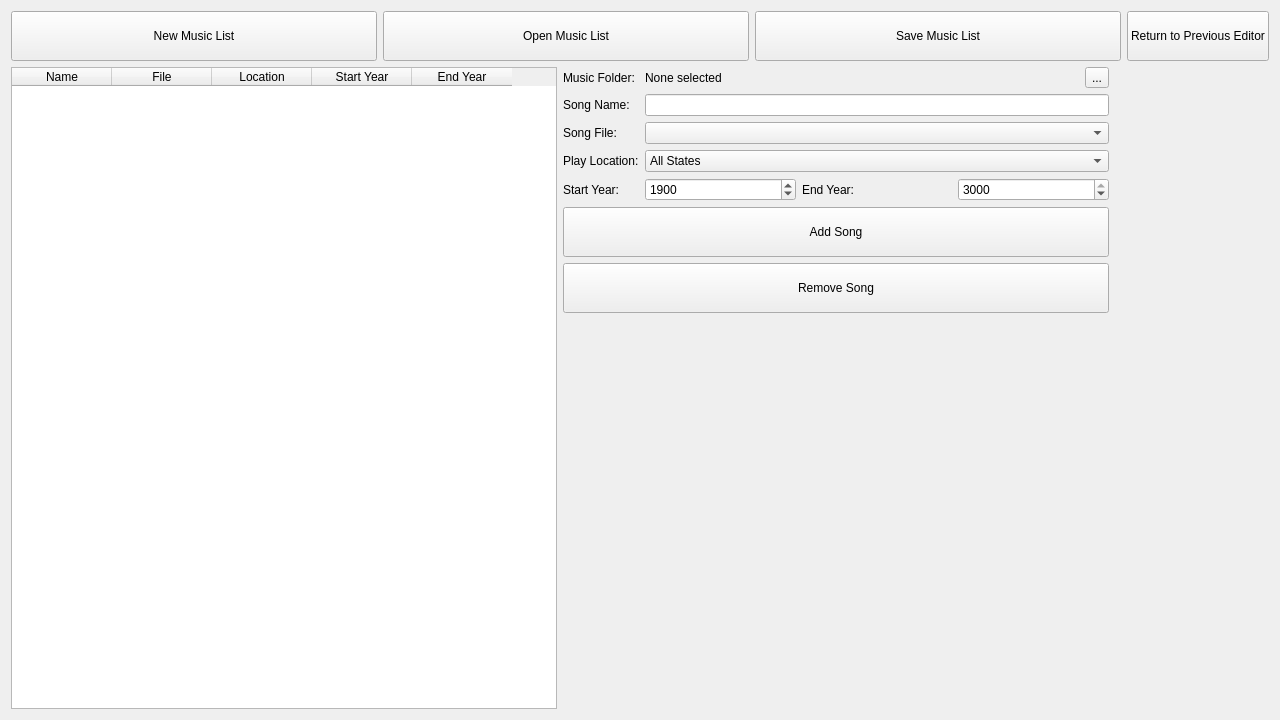
This is MusicEditor.ui in gearcity/GearCity_ModTools as Qt 5 draws it before an edit. The edited form follows.
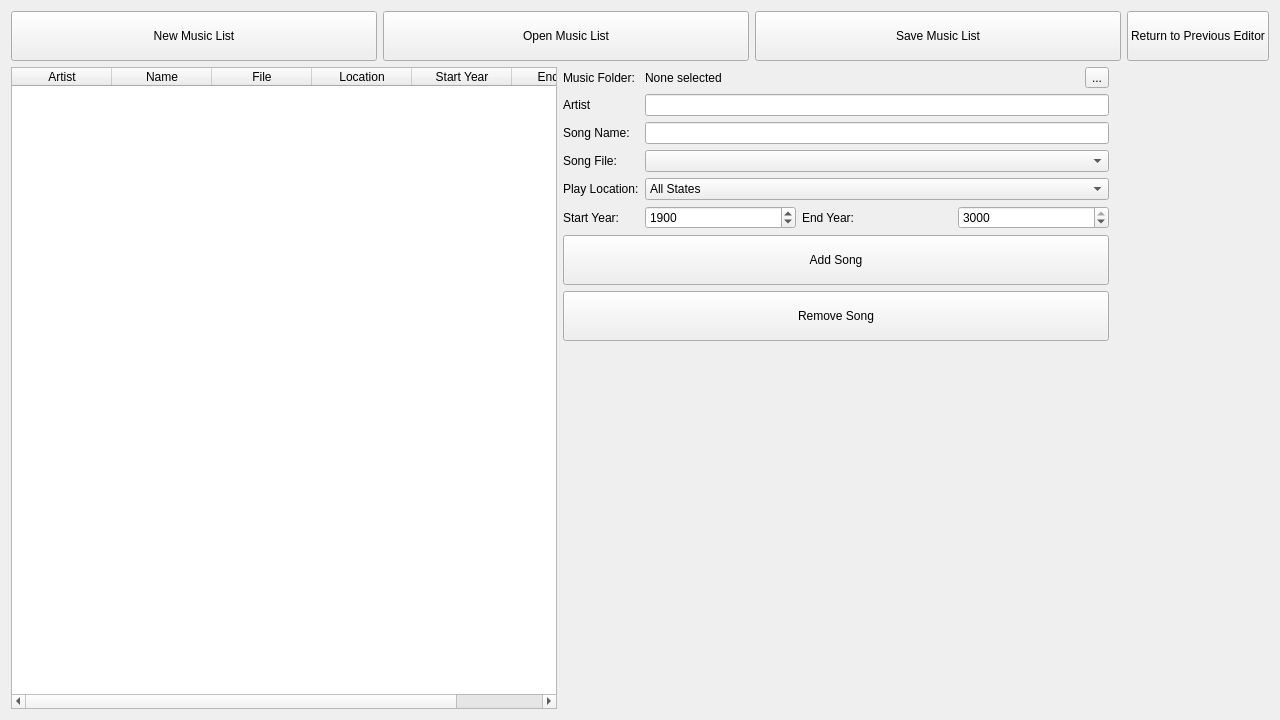
This is the edited form.

Patch:
```diff
--- a/MusicEditor.ui
+++ b/MusicEditor.ui
@@ -83,28 +83,28 @@
        </property>
       </widget>
      </item>
-     <item row="1" column="0">
+     <item row="2" column="0">
       <widget class="QLabel" name="label_2">
        <property name="text">
         <string>Song Name:</string>
        </property>
       </widget>
      </item>
-     <item row="2" column="0">
+     <item row="3" column="0">
       <widget class="QLabel" name="label_3">
        <property name="text">
         <string>Song File:</string>
        </property>
       </widget>
      </item>
-     <item row="3" column="0">
+     <item row="4" column="0">
       <widget class="QLabel" name="label_4">
        <property name="text">
         <string>Play Location:</string>
        </property>
       </widget>
      </item>
-     <item row="4" column="0">
+     <item row="5" column="0">
       <widget class="QLabel" name="label_5">
        <property name="text">
         <string>Start Year:</string>
@@ -129,7 +129,7 @@
        </item>
       </layout>
      </item>
-     <item row="4" column="1">
+     <item row="5" column="1">
       <layout class="QHBoxLayout" name="horizontalLayout_3">
        <item>
         <widget class="QSpinBox" name="spinBox_startYear">
@@ -166,13 +166,13 @@
        </item>
       </layout>
      </item>
-     <item row="1" column="1">
-      <widget class="QLineEdit" name="lineEdit_songName"/>
-     </item>
      <item row="2" column="1">
-      <widget class="QComboBox" name="comboBox_songFile"/>
+      <widget class="QLineEdit" name="lineEdit_songName"/>
      </item>
      <item row="3" column="1">
+      <widget class="QComboBox" name="comboBox_songFile"/>
+     </item>
+     <item row="4" column="1">
       <widget class="QComboBox" name="comboBox_playLocation">
        <item>
         <property name="text">
@@ -191,7 +191,7 @@
        </item>
       </widget>
      </item>
-     <item row="5" column="0" colspan="2">
+     <item row="6" column="0" colspan="2">
       <widget class="QPushButton" name="button_add">
        <property name="minimumSize">
         <size>
@@ -204,7 +204,7 @@
        </property>
       </widget>
      </item>
-     <item row="6" column="0" colspan="2">
+     <item row="7" column="0" colspan="2">
       <widget class="QPushButton" name="button_remove">
        <property name="minimumSize">
         <size>
@@ -217,10 +217,25 @@
        </property>
       </widget>
      </item>
+     <item row="1" column="0">
+      <widget class="QLabel" name="label_7">
+       <property name="text">
+        <string>Artist</string>
+       </property>
+      </widget>
+     </item>
+     <item row="1" column="1">
+      <widget class="QLineEdit" name="lineEdit_artist"/>
+     </item>
     </layout>
    </item>
    <item row="1" column="0">
     <widget class="QTableWidget" name="table_music">
+     <column>
+      <property name="text">
+       <string>Artist</string>
+      </property>
+     </column>
      <column>
       <property name="text">
        <string>Name</string>
```
Left out of the diff: 5 changed lines with no effect on the pictures.
